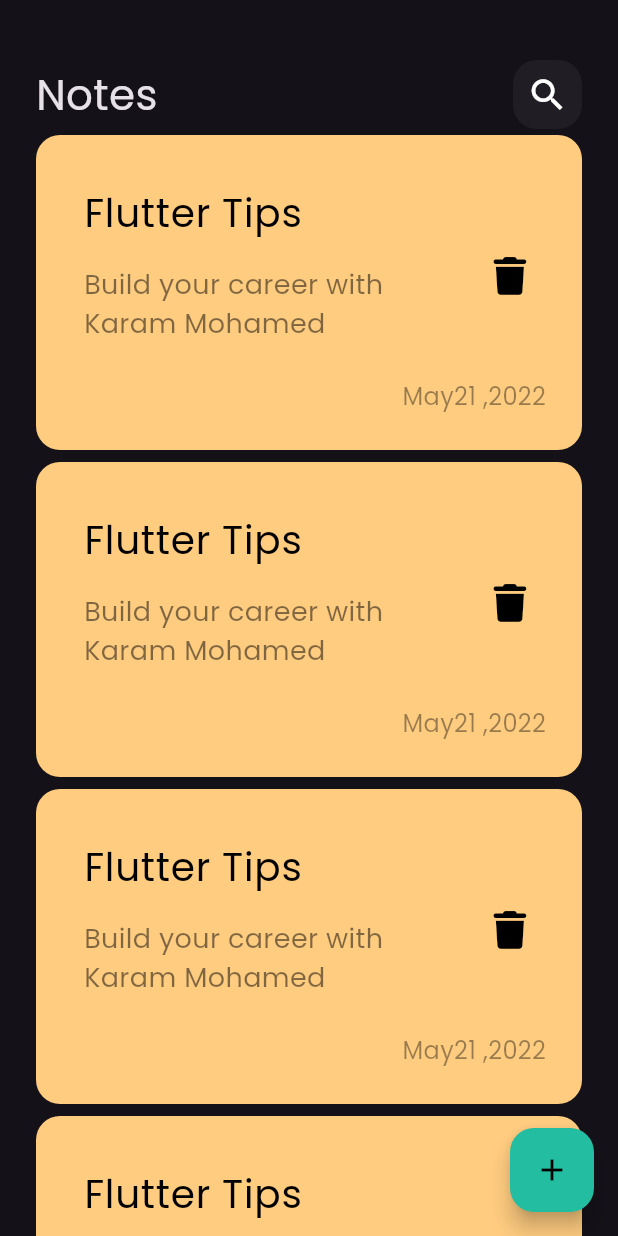
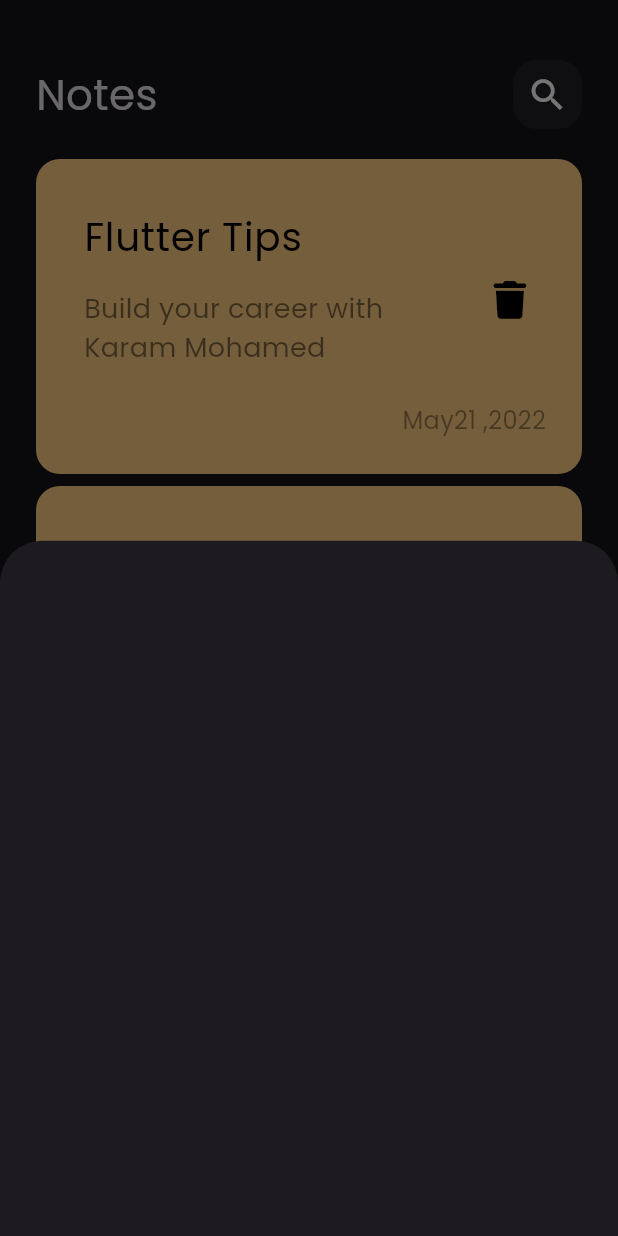
Before and after one commit to km01545/notes_app, a Flutter app: the screen it shows after launch, after a tap on the "add" icon, on a phone screen of 412 x 824 dp. Run offline on Flutter 3.47's test engine with Material 3 defaults, Android fonts, the phone set to English and light mode, and no system bars; our stand-ins replace font_awesome_flutter.

Commit message:
show modal bottom sheet

```diff
--- a/lib/views/notes_view.dart
+++ b/lib/views/notes_view.dart
@@ -1,4 +1,5 @@
 import 'package:flutter/material.dart';
+import 'package:notes_app/widgets/add_note_bottom_sheet.dart';
 import 'package:notes_app/widgets/notes_view_body.dart';
 
 class NotesView extends StatelessWidget {
@@ -8,7 +9,14 @@ class NotesView extends StatelessWidget {
   Widget build(BuildContext context) {
     return Scaffold(
       floatingActionButton: FloatingActionButton(
-        onPressed: () {},
+        onPressed: () {
+          showModalBottomSheet(
+            context: context,
+            builder: (context) {
+              return const AddNoteButtomSheet();
+            },
+          );
+        },
         backgroundColor: const Color.fromARGB(255, 35, 189, 161),
         child: const Icon(
           Icons.add,
--- /dev/null
+++ b/lib/widgets/add_note_bottom_sheet.dart
@@ -0,0 +1,10 @@
+import 'package:flutter/material.dart';
+
+class AddNoteButtomSheet extends StatelessWidget {
+  const AddNoteButtomSheet({super.key});
+
+  @override
+  Widget build(BuildContext context) {
+    return Container();
+  }
+}
--- a/lib/widgets/notes_liset_view.dart
+++ b/lib/widgets/notes_liset_view.dart
@@ -5,11 +5,17 @@ class NotesListView extends StatelessWidget {
   const NotesListView({super.key});
   @override
   Widget build(BuildContext context) {
-    return ListView.builder(itemBuilder: (context, index) {
-      return const Padding(
-        padding: EdgeInsets.symmetric(vertical: 4),
-        child: NoteItem(),
-      );
-    });
+    return Padding(
+      padding: const EdgeInsets.symmetric(vertical: 16),
+      child: ListView.builder(
+        padding: EdgeInsets.zero,
+        itemBuilder: (context, index) {
+          return const Padding(
+            padding: EdgeInsets.symmetric(vertical: 4),
+            child: NoteItem(),
+          );
+        },
+      ),
+    );
   }
 }
```
